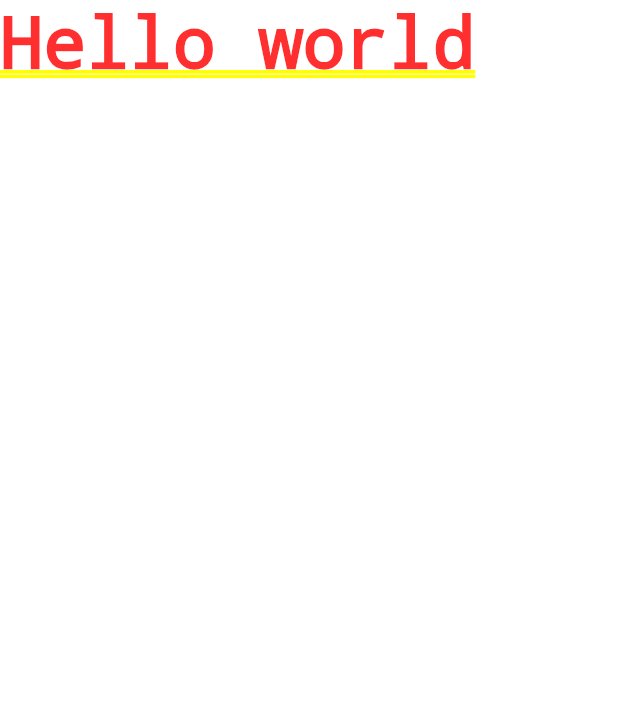
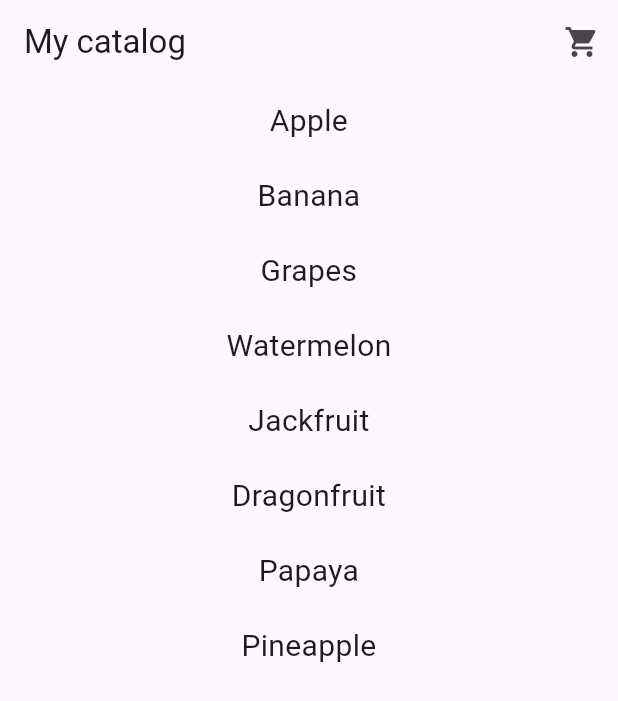
Before and after one commit to ritikabhosale/shop-now, a Flutter app: the screen it shows after launch, on a phone screen of 412 x 824 dp. Shown: the top 701 px of the screen. Run offline on Flutter 3.47's test engine with Material 3 defaults, Android fonts, the phone set to English and light mode, and no system bars.

Commit message:
Create catalog and cart screens
* Added functionality to add items into cart
* Enhanced the cart to increment or decrement the quantity of item
* Used setState function to manage the state

```diff
--- /dev/null
+++ b/lib/data/items.dart
@@ -0,0 +1,45 @@
+import 'package:provider/model/item.dart';
+import 'package:uuid/uuid.dart';
+
+final itemsData = [
+  Item(
+    id: const Uuid().v4().toString(),
+    name: "Apple",
+    price: 40,
+  ),
+  Item(
+    id: const Uuid().v4().toString(),
+    name: "Banana",
+    price: 5,
+  ),
+  Item(
+    id: const Uuid().v4().toString(),
+    name: "Grapes",
+    price: 30,
+  ),
+  Item(
+    id: const Uuid().v4().toString(),
+    name: "Watermelon",
+    price: 40,
+  ),
+  Item(
+    id: const Uuid().v4().toString(),
+    name: "Jackfruit",
+    price: 80,
+  ),
+  Item(
+    id: const Uuid().v4().toString(),
+    name: "Dragonfruit",
+    price: 120,
+  ),
+  Item(
+    id: const Uuid().v4().toString(),
+    name: "Papaya",
+    price: 60,
+  ),
+  Item(
+    id: const Uuid().v4().toString(),
+    name: "Pineapple",
+    price: 50,
+  ),
+];
--- a/lib/main.dart
+++ b/lib/main.dart
@@ -1,4 +1,6 @@
 import 'package:flutter/material.dart';
+import 'package:provider/data/items.dart';
+import 'package:provider/widgets/catalog.dart';
 
 void main() {
   runApp(const MyApp());
@@ -9,9 +11,9 @@ class MyApp extends StatelessWidget {
 
   @override
   Widget build(BuildContext context) {
-    return const MaterialApp(
+    return MaterialApp(
       title: 'Flutter Demo',
-      home: Text("Hello world"),
+      home: Catalog(items: itemsData),
     );
   }
 }
--- /dev/null
+++ b/lib/model/item.dart
@@ -0,0 +1,13 @@
+class Item {
+  final String id;
+  final String name;
+  int? quantity;
+  final double price;
+
+  Item({
+    required this.id,
+    required this.name,
+    required this.price,
+    this.quantity,
+  });
+}
--- /dev/null
+++ b/lib/widgets/catalog.dart
@@ -0,0 +1,99 @@
+import 'package:flutter/material.dart';
+import 'package:provider/model/item.dart';
+import 'package:provider/widgets/cart/cart.dart';
+import 'package:provider/widgets/catalog_item.dart';
+
+class Catalog extends StatefulWidget {
+  const Catalog({super.key, required this.items});
+
+  final String heading = "My catalog";
+  final List<Item> items;
+
+  @override
+  State<Catalog> createState() => _CatalogState();
+}
+
+class _CatalogState extends State<Catalog> {
+  List<Item> itemsAddedToCart = [];
+
+  void _onQuantityUpdate(String id, int quantity) {
+    setState(() {
+      List<Item> newItems = [];
+      for (var i = 0; i < itemsAddedToCart.length; i++) {
+        var item = itemsAddedToCart[i];
+        if (item.id == id) {
+          item.quantity = item.quantity! + quantity;
+        }
+
+        newItems.add(item);
+      }
+
+      itemsAddedToCart = newItems;
+    });
+  }
+
+  void _onItemTap(Item i) {
+    List<Item> newItems = [];
+    bool isItemPresent = false;
+    for (var element in itemsAddedToCart) {
+      element.toString();
+      if (element.id == i.id) {
+        isItemPresent = true;
+        element.quantity = element.quantity! + 1;
+      }
+      newItems.add(element);
+    }
+    setState(
+      () {
+        itemsAddedToCart = isItemPresent
+            ? newItems
+            : [
+                ...newItems,
+                Item(
+                  id: i.id,
+                  name: i.name,
+                  price: i.price,
+                  quantity: 1,
+                )
+              ];
+      },
+    );
+  }
+
+  @override
+  Widget build(BuildContext context) {
+    return Scaffold(
+      appBar: AppBar(
+        title: Text(widget.heading),
+        actions: [
+          IconButton(
+            onPressed: () => Navigator.push(
+              context,
+              MaterialPageRoute(
+                builder: (context) => Cart(
+                  itemsAddedToCart,
+                  onQuantityUpdate: _onQuantityUpdate,
+                ),
+              ),
+            ),
+            icon: const Icon(Icons.shopping_cart),
+          )
+        ],
+      ),
+      body: ListView.builder(
+        itemCount: widget.items.length,
+        itemBuilder: (BuildContext context, int index) {
+          return SizedBox(
+            height: 50,
+            child: CatalogItem(
+              item: widget.items[index],
+              onItemTap: (i) {
+                _onItemTap(i);
+              },
+            ),
+          );
+        },
+      ),
+    );
+  }
+}
--- /dev/null
+++ b/lib/widgets/catalog_item.dart
@@ -0,0 +1,28 @@
+import 'package:flutter/material.dart';
+import 'package:provider/model/item.dart';
+
+class CatalogItem extends StatelessWidget {
+  final Item item;
+
+  final Function(Item item) onItemTap;
+  const CatalogItem({super.key, required this.item, required this.onItemTap});
+
+  @override
+  Widget build(BuildContext context) {
+    return InkWell(
+      mouseCursor: MaterialStateMouseCursor.clickable,
+      onTap: () => onItemTap(item),
+      child: Container(
+        padding: const EdgeInsets.all(10),
+        child: Text(
+          item.name,
+          textAlign: TextAlign.center,
+          style: const TextStyle(
+            decoration: TextDecoration.none,
+            fontSize: 20,
+          ),
+        ),
+      ),
+    );
+  }
+}
```
Also changed, not shown: lib/widgets/cart/cart.dart (added, +30 -0 lines), lib/widgets/cart/cart_item.dart (added, +80 -0 lines), lib/widgets/cart/quantity_counter.dart (added, +80 -0 lines), 5 other files.
